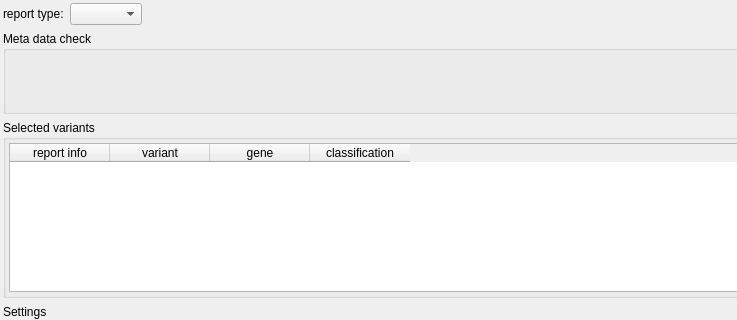
Before: the Qt Designer form src/GSvar/ReportDialog.ui in imgag/ngs-bits, drawn with Qt 5; both pictures show x 0 to 737 and y 0 to 320 of the 1000 by 550 pixel window.
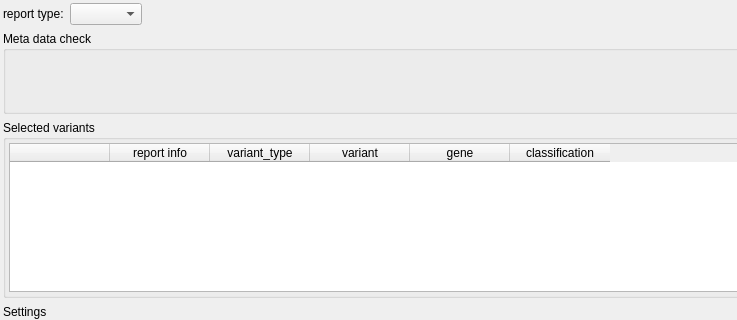
After: the same form once the commit is applied. Icons and pictures are not drawn.

Commit message: GSvar report: variants outside the target region can now be selected for a report. Inheritance in report config is no longer set automatically.

```diff
--- a/src/GSvar/ReportDialog.ui
+++ b/src/GSvar/ReportDialog.ui
@@ -222,11 +222,21 @@
         <attribute name="verticalHeaderVisible">
          <bool>false</bool>
         </attribute>
+        <column>
+         <property name="text">
+          <string/>
+         </property>
+        </column>
         <column>
          <property name="text">
           <string>report info</string>
          </property>
         </column>
+        <column>
+         <property name="text">
+          <string>variant_type</string>
+         </property>
+        </column>
         <column>
          <property name="text">
           <string>variant</string>
```
The commit also changes 11 other files.
